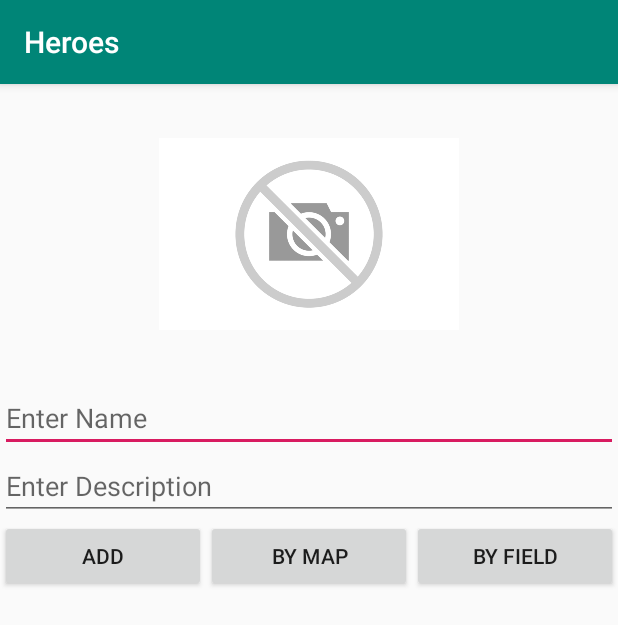
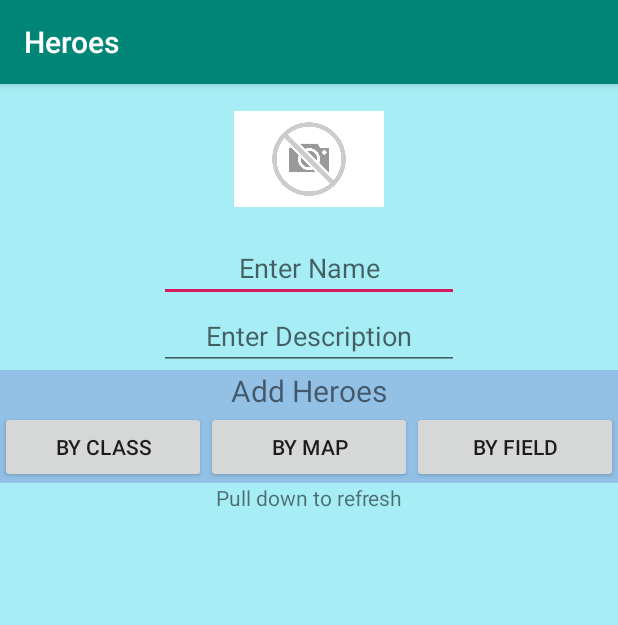
Before and after one commit to enigmaharjan/Heroes, an Android app: the screen it shows after launch (MainActivity), on a phone screen of 412 x 824 dp. Shown: the top 625 px of the screen. Run offline under Robolectric (Android 15) with nearby library versions, the phone set to English and light mode, and no system bars.

Commit message:
some gui tweaks

```diff
--- a/app/src/main/java/com/softwarica/heroes/HeroesAdapter.java
+++ b/app/src/main/java/com/softwarica/heroes/HeroesAdapter.java
@@ -40,8 +40,6 @@ class HeroesAdapter extends RecyclerView.Adapter<HeroesAdapter.HeroesViewHolder>
     public void onBindViewHolder(@NonNull HeroesAdapter.HeroesViewHolder heroesViewHolder, int i) {
 
         final Heroes heroes = heroesList.get(i);
-//        heroesViewHolder.image.setImage(heroes.getImage());
-        String img = heroes.getImage();
         String imgpath = url.BASE_URL + "uploads/"+ heroes.getImage();
         StrictMode();
 
--- a/app/src/main/res/layout/activity_main.xml
+++ b/app/src/main/res/layout/activity_main.xml
@@ -1,4 +1,5 @@
 <?xml version="1.0" encoding="utf-8"?>
+
 <LinearLayout xmlns:android="http://schemas.android.com/apk/res/android"
     xmlns:app="http://schemas.android.com/apk/res-auto"
     xmlns:tools="http://schemas.android.com/tools"
@@ -6,23 +7,38 @@
     android:layout_height="match_parent"
     android:orientation="vertical"
     tools:context=".MainActivity">
+    <LinearLayout
+        android:layout_width="match_parent"
+        android:layout_height="wrap_content"
+        android:orientation="vertical"
+        android:background="#A7EDF5">
 
     <ImageView
         android:layout_gravity="center"
         android:id="@+id/ivImage"
-        android:layout_width="200dp"
-        android:layout_height="200dp"
+        android:layout_width="100dp"
+        android:layout_height="100dp"
         android:src="@drawable/noimage"
 />
     <EditText
         android:id="@+id/etName"
         android:hint="Enter Name"
-        android:layout_width="match_parent"
-        android:layout_height="wrap_content" />
+        style="@style/TextViewStyle"/>
     <EditText
         android:id="@+id/etDesc"
         android:hint="Enter Description"
+        style="@style/TextViewStyle"/>
+    </LinearLayout>
+    <LinearLayout
         android:layout_width="match_parent"
+        android:layout_height="wrap_content"
+        android:orientation="vertical"
+        android:background="#93C1E6">
+    <TextView
+        android:layout_gravity="center"
+        android:textSize="20sp"
+        android:text="Add Heroes"
+        android:layout_width="wrap_content"
         android:layout_height="wrap_content" />
     <LinearLayout
         android:layout_width="match_parent"
@@ -30,7 +46,7 @@
         android:orientation="horizontal">
         <Button
             android:id="@+id/btnAdd"
-            android:text="Add"
+            android:text="By Class"
             android:layout_width="wrap_content"
             android:layout_height="wrap_content"
             android:layout_weight="1"/>
@@ -47,6 +63,17 @@
             android:layout_width="wrap_content"
             android:layout_height="wrap_content" />
     </LinearLayout>
+    </LinearLayout>
+    <LinearLayout
+        android:layout_width="match_parent"
+        android:layout_height="wrap_content"
+        android:orientation="vertical"
+        android:background="#A7EDF5">
+    <TextView
+        android:textAlignment="center"
+        android:text="Pull down to refresh"
+        android:layout_width="match_parent"
+        android:layout_height="wrap_content" />
 
     <android.support.v4.widget.SwipeRefreshLayout
         android:id="@+id/swipe"
@@ -62,5 +89,5 @@
 
         </ScrollView>
     </android.support.v4.widget.SwipeRefreshLayout>
-
+    </LinearLayout>
 </LinearLayout>
--- a/app/src/main/res/values/styles.xml
+++ b/app/src/main/res/values/styles.xml
@@ -8,4 +8,11 @@
         <item name="colorAccent">@color/colorAccent</item>
     </style>
 
+    <style name="TextViewStyle">
+        <item name="android:textAlignment">center</item>
+        <item name="android:layout_width">200dp</item>
+        <item name="android:layout_gravity">center</item>
+        <item name="android:layout_height">wrap_content</item>
+
+    </style>
 </resources>
```
